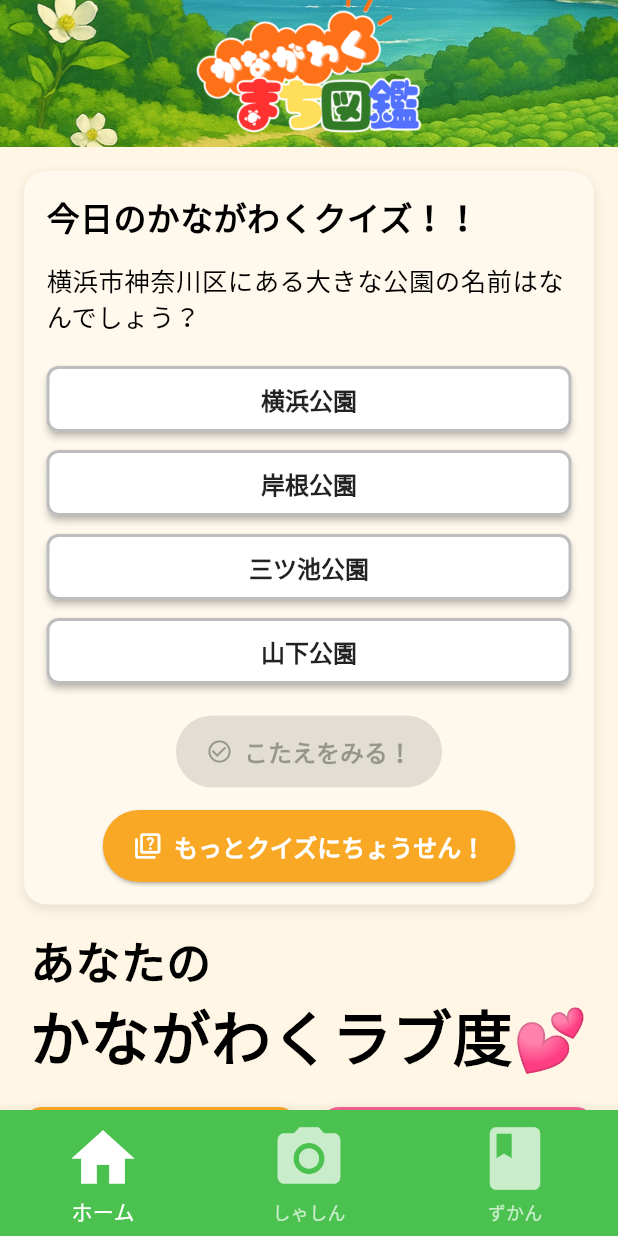
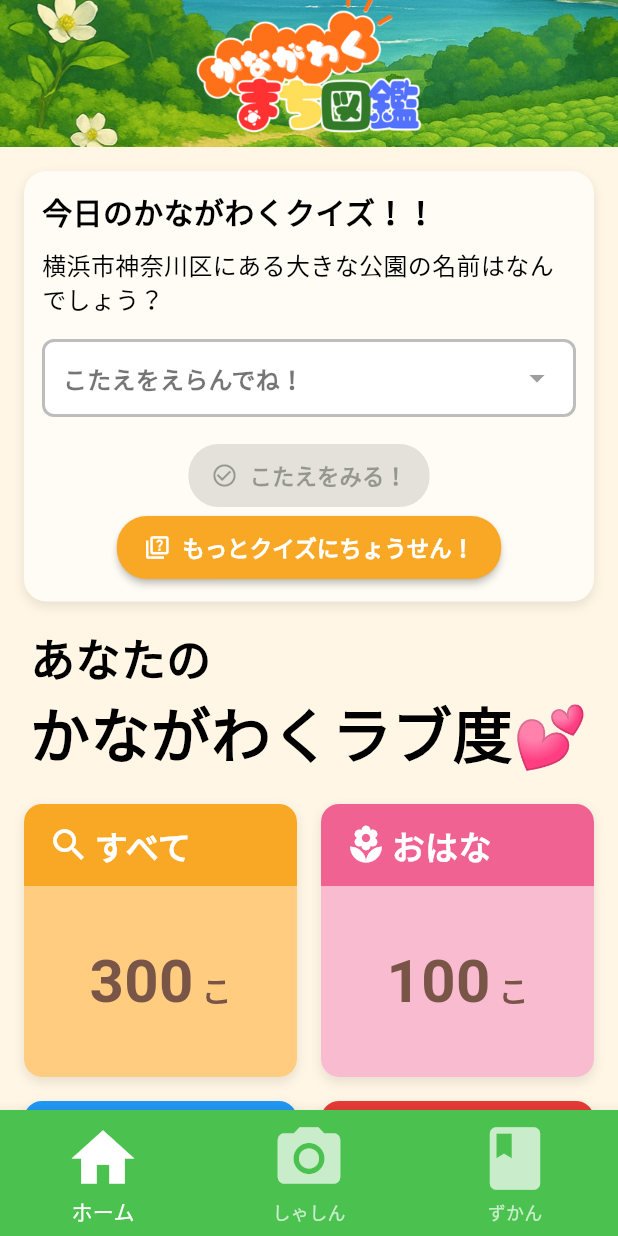
Before and after one commit to renrenbatabata/kanagawa-machizukan, a Flutter app: the HomePage screen opened by its route, on a phone screen of 412 x 824 dp. Run offline on Flutter 3.47's test engine with Material 3 defaults, Android fonts, the phone set to English and light mode, and no system bars; our stand-ins replace camera, geolocator; Roboto replaces fonts that are missing (NotoSansJP).

Commit message:
選択肢をプルダウンにしコンパクトにした

```diff
--- a/frontend/lib/screens/home_page/daily_quiz_card.dart
+++ b/frontend/lib/screens/home_page/daily_quiz_card.dart
@@ -5,7 +5,6 @@ import 'package:frontend/widgets/colors.dart'; // AppColorsをインポート
 import 'package:frontend/screens/quiz_page/quiz_screen.dart'; // QuizScreenをインポート
 
 // ColorExtensionはquiz_screen.dartまたはcolors.dartに置くのが理想ですが、
-// ここに置いておけばこのファイルだけで完結します。
 // アプリ全体で使う場合はcolors.dartに移動することをお勧めします。
 extension ColorExtension on Color {
   Color darker() {
@@ -23,7 +22,6 @@ extension ColorExtension on Color {
 
 // ホーム画面に表示する簡易クイズカード
 class DailyQuizCard extends StatefulWidget {
-  // クラス名を_DailyQuizCardからDailyQuizCardに変更（プライベートでなくなるため）
   const DailyQuizCard({super.key});
 
   @override
@@ -42,9 +40,9 @@ class _DailyQuizCardState extends State<DailyQuizCard> {
     return Container(
       width: double.infinity,
       margin: const EdgeInsets.symmetric(horizontal: 16),
-      padding: const EdgeInsets.all(15), // 全体のパディングを少し小さく
+      padding: const EdgeInsets.all(12), // 全体のパディングをさらに小さく
       decoration: BoxDecoration(
-        color: const Color.fromARGB(255, 255, 249, 237),
+        color: const Color.fromARGB(255, 255, 252, 245),
         borderRadius: BorderRadius.circular(15), // 角を丸くする
         boxShadow: [
           BoxShadow(
@@ -60,104 +58,125 @@ class _DailyQuizCardState extends State<DailyQuizCard> {
           const Text(
             '今日のかながわくクイズ！！',
             style: TextStyle(
-              fontSize: 22, // タイトルフォントを少し小さく
+              fontSize: 20, // タイトルフォントをさらに小さく
               fontWeight: FontWeight.bold,
               color: Color.fromARGB(255, 0, 0, 0),
             ),
           ),
-          const SizedBox(height: 15), // スペースを調整
+          const SizedBox(height: 10), // スペースを調整
           Text(
             _dailyQuestion.questionText, // 今日の問題文
             style: const TextStyle(
-              fontSize: 17,
+              fontSize: 16, // フォントを小さく
               color: Color.fromARGB(255, 0, 0, 0),
-            ), // フォントを少し小さく
+            ),
           ),
           const SizedBox(height: 15), // スペースを調整
-          // 選択肢ボタン
-          ...List.generate(_dailyQuestion.options.length, (index) {
-            final bool isCorrect = index == _dailyQuestion.correctOptionIndex;
-            final bool isSelected = index == _selectedOptionIndex;
-            Color buttonColor;
-            Color textColor;
-
-            if (_isAnswerChecked) {
-              if (isCorrect) {
-                buttonColor = AppColors.correctAnswerGreen; // 正解色
-                textColor = Colors.white;
-              } else if (isSelected) {
-                buttonColor = AppColors.wrongAnswerRed; // 間違い色
-                textColor = Colors.white;
-              } else {
-                buttonColor = Colors.grey.shade300; // 未選択
-                textColor = Colors.black87;
-              }
-            } else {
-              buttonColor =
-                  isSelected ? AppColors.selectedOptionBlue : Colors.white;
-              textColor = isSelected ? Colors.white : Colors.black87;
-            }
-
-            return Padding(
-              padding: const EdgeInsets.symmetric(
-                vertical: 4.0,
-              ), // 垂直方向のパディングを小さく
-              child: SizedBox(
-                // ボタンの幅を最大にする
-                width: double.infinity,
-                child: ElevatedButton(
-                  onPressed:
+          // プルダウン形式の選択肢
+          Container(
+            padding: const EdgeInsets.symmetric(horizontal: 12.0),
+            decoration: BoxDecoration(
+              color:
                   _isAnswerChecked
-                          ? null // 回答チェック済みの場合はボタンを無効化
-                          : () {
-                            setState(() {
-                              _selectedOptionIndex = index;
-                            });
-                          },
-                  style: ElevatedButton.styleFrom(
-                    backgroundColor: buttonColor,
-                    foregroundColor: textColor,
-                    padding: const EdgeInsets.symmetric(
-                      vertical: 10,
-                      horizontal: 15,
-                    ), // パディングを小さく
-                    shape: RoundedRectangleBorder(
-                      borderRadius: BorderRadius.circular(8), // 角を少し小さく丸める
-                      side: BorderSide(
+                      ? Colors.grey.shade200
+                      : Colors.white, // 回答後は背景をグレーに
+              borderRadius: BorderRadius.circular(8),
+              border: Border.all(
                 color:
-                            _isAnswerChecked && isCorrect
+                    _isAnswerChecked
+                        ? (_selectedOptionIndex ==
+                                _dailyQuestion.correctOptionIndex
                             ? AppColors.correctAnswerGreen
-                                    .darker() // 正解の場合は濃い緑のボーダー
-                                : _isAnswerChecked && isSelected && !isCorrect
-                                ? AppColors.wrongAnswerRed
-                                    .darker() // 不正解の場合は濃い赤のボーダー
-                                : Colors.grey.shade400, // 通常は薄いグレー
+                            : AppColors.wrongAnswerRed)
+                        : Colors.grey.shade400,
                 width: 2,
               ),
             ),
-                    elevation: 2,
-                    textStyle: TextStyle(
-                      fontSize: 16, // フォントを小さく
+            child: DropdownButtonHideUnderline(
+              // 下線非表示
+              child: DropdownButton<int>(
+                value: _selectedOptionIndex,
+                isExpanded: true, // 幅いっぱいに広げる
+                hint: Text(
+                  _isAnswerChecked
+                      ? (_selectedOptionIndex ==
+                              _dailyQuestion.correctOptionIndex
+                          ? 'せいかい！'
+                          : 'ざんねん！')
+                      : 'こたえをえらんでね！', // ヒントテキスト
+                  style: TextStyle(
+                    fontSize: 16,
+                    color:
+                        _isAnswerChecked
+                            ? (_selectedOptionIndex ==
+                                    _dailyQuestion.correctOptionIndex
+                                ? AppColors.correctAnswerGreen.darker()
+                                : AppColors.wrongAnswerRed.darker())
+                            : Colors.black54,
                     fontWeight: FontWeight.bold,
-                      color: textColor,
                   ),
                 ),
+                icon:
+                    _isAnswerChecked
+                        ? (_selectedOptionIndex ==
+                                _dailyQuestion.correctOptionIndex
+                            ? Icon(
+                              Icons.check_circle,
+                              color: AppColors.correctAnswerGreen,
+                            )
+                            : Icon(
+                              Icons.cancel,
+                              color: AppColors.wrongAnswerRed,
+                            ))
+                        : const Icon(
+                          Icons.arrow_drop_down,
+                          color: Colors.grey,
+                        ), // 通常のアイコン
+                onChanged:
+                    _isAnswerChecked
+                        ? null // 回答チェック済みの場合は無効化
+                        : (int? newValue) {
+                          setState(() {
+                            _selectedOptionIndex = newValue;
+                          });
+                        },
+                items:
+                    _dailyQuestion.options.asMap().entries.map((entry) {
+                      int idx = entry.key;
+                      String option = entry.value;
+                      return DropdownMenuItem<int>(
+                        value: idx,
                         child: Text(
-                    _dailyQuestion.options[index],
-                    textAlign: TextAlign.center,
+                          option,
+                          style: TextStyle(
+                            fontSize: 16,
+                            color:
+                                _isAnswerChecked &&
+                                        idx == _dailyQuestion.correctOptionIndex
+                                    ? AppColors.correctAnswerGreen.darker()
+                                    : _isAnswerChecked &&
+                                        idx == _selectedOptionIndex &&
+                                        idx != _dailyQuestion.correctOptionIndex
+                                    ? AppColors.wrongAnswerRed.darker()
+                                    : Colors.black87,
+                            fontWeight: FontWeight.bold,
+                          ),
+                        ),
+                      );
+                    }).toList(),
+                dropdownColor: Colors.white, // ドロップダウンリストの背景色
               ),
             ),
           ),
-            );
-          }),
-          const SizedBox(height: 15), // スペースを調整
+          const SizedBox(height: 15),
+
           // 回答チェックまたは解説表示
           if (!_isAnswerChecked)
             Center(
               child: ElevatedButton.icon(
                 onPressed:
                     _selectedOptionIndex == null
-                        ? null // 選択肢が選ばれていない場合は無効
+                        ? null
                         : () {
                           setState(() {
                             _isAnswerChecked = true;
@@ -165,7 +184,7 @@ class _DailyQuizCardState extends State<DailyQuizCard> {
                             // 例: if (_selectedOptionIndex == _dailyQuestion.correctOptionIndex) { ラブ度アップの処理 }
                           });
                         },
-                icon: const Icon(Icons.check_circle_outline),
+                icon: const Icon(Icons.check_circle_outline, size: 18),
                 label: const Text('こたえをみる！'),
                 style: ElevatedButton.styleFrom(
                   backgroundColor:
@@ -174,15 +193,15 @@ class _DailyQuizCardState extends State<DailyQuizCard> {
                           : AppColors.mainGreen,
                   foregroundColor: Colors.white,
                   padding: const EdgeInsets.symmetric(
-                    horizontal: 20,
-                    vertical: 12,
+                    horizontal: 15,
+                    vertical: 10,
                   ),
                   textStyle: const TextStyle(
-                    fontSize: 16,
+                    fontSize: 15,
                     fontWeight: FontWeight.bold,
-                  ), // フォントを小さく
+                  ),
                   shape: RoundedRectangleBorder(
-                    borderRadius: BorderRadius.circular(25),
+                    borderRadius: BorderRadius.circular(20),
                   ),
                 ),
               ),
@@ -192,18 +211,15 @@ class _DailyQuizCardState extends State<DailyQuizCard> {
               crossAxisAlignment: CrossAxisAlignment.start,
               children: [
                 Container(
-                  padding: const EdgeInsets.all(12), // パディングを小さく
+                  width: double.infinity,
+                  padding: const EdgeInsets.all(10),
                   decoration: BoxDecoration(
                     color:
                         _dailyQuestion.correctOptionIndex ==
                                 _selectedOptionIndex
-                            ? AppColors.correctAnswerGreen.withOpacity(
-                              0.1,
-                            ) // 正解時は薄い緑
-                            : AppColors.wrongAnswerRed.withOpacity(
-                              0.1,
-                            ), // 不正解時は薄い赤
-                    borderRadius: BorderRadius.circular(8), // 角を小さく丸める
+                            ? AppColors.correctAnswerGreen.withOpacity(0.1)
+                            : AppColors.wrongAnswerRed.withOpacity(0.1),
+                    borderRadius: BorderRadius.circular(8),
                     border: Border.all(
                       color:
                           _dailyQuestion.correctOptionIndex ==
@@ -222,7 +238,7 @@ class _DailyQuizCardState extends State<DailyQuizCard> {
                             ? 'せいかい！'
                             : 'ざんねん...',
                         style: TextStyle(
-                          fontSize: 18, // フォントを小さく
+                          fontSize: 16,
                           fontWeight: FontWeight.bold,
                           color:
                               _dailyQuestion.correctOptionIndex ==
@@ -231,22 +247,22 @@ class _DailyQuizCardState extends State<DailyQuizCard> {
                                   : AppColors.wrongAnswerRed,
                         ),
                       ),
-                      const SizedBox(height: 8), // スペースを調整
+                      const SizedBox(height: 5),
                       Text(
                         _dailyQuestion.explanation,
                         style: const TextStyle(
-                          fontSize: 13,
+                          fontSize: 12,
                           color: Colors.black87,
-                          height: 1.5,
-                        ), // フォントを小さく
+                          height: 1.4,
+                        ),
                       ),
                     ],
                   ),
                 ),
+                const SizedBox(height: 15),
               ],
             ),
-          const SizedBox(height: 15), // スペースを調整
-          // もっとクイズに挑戦するボタン
+          // 「もっとクイズに挑戦する」ボタンは常に表示（クイズカードの一部として）
           Center(
             child: ElevatedButton.icon(
               onPressed: () {
@@ -255,22 +271,23 @@ class _DailyQuizCardState extends State<DailyQuizCard> {
                   MaterialPageRoute(builder: (context) => const QuizScreen()),
                 );
               },
-              icon: const Icon(Icons.quiz_outlined, size: 20), // アイコンサイズを小さく
+              icon: const Icon(Icons.quiz_outlined, size: 18),
               label: const Text('もっとクイズにちょうせん！'),
               style: ElevatedButton.styleFrom(
-                backgroundColor: AppColors.orange, // ボタンの色を調整
+                backgroundColor: AppColors.orange,
                 foregroundColor: Colors.white,
                 padding: const EdgeInsets.symmetric(
-                  horizontal: 20,
-                  vertical: 12,
-                ), // パディングを小さく
+                  horizontal: 18,
+                  vertical: 10,
+                ),
                 textStyle: const TextStyle(
-                  fontSize: 16,
+                  fontSize: 15,
                   fontWeight: FontWeight.bold,
-                ), // フォントを小さく
+                ),
                 shape: RoundedRectangleBorder(
-                  borderRadius: BorderRadius.circular(25),
+                  borderRadius: BorderRadius.circular(20),
                 ),
+                elevation: 2,
               ),
             ),
           ),
```
Lines whose indentation alone changed are shown as unchanged.
